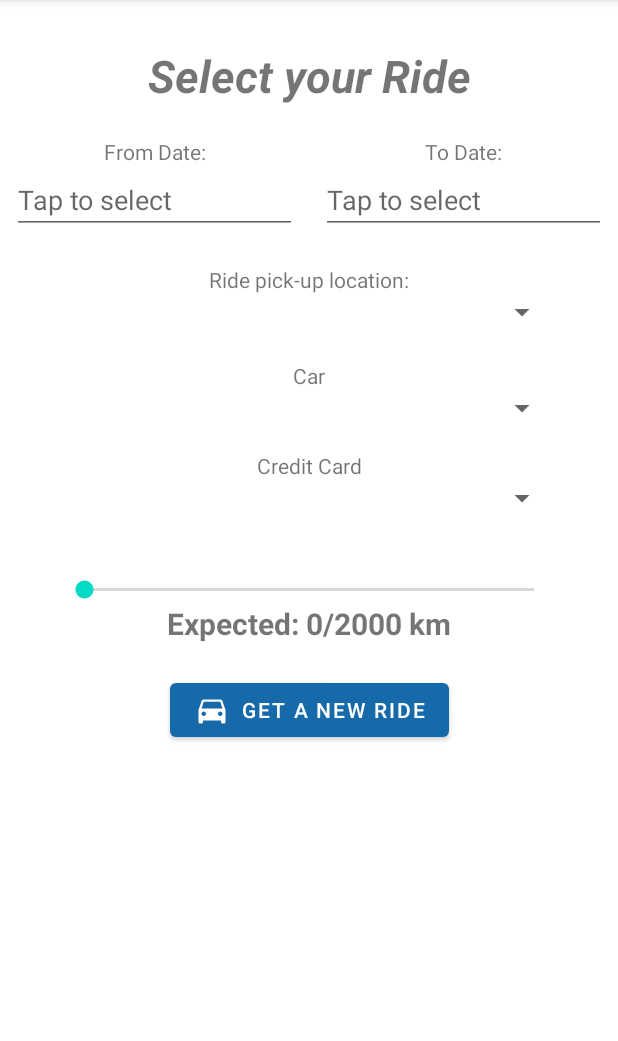
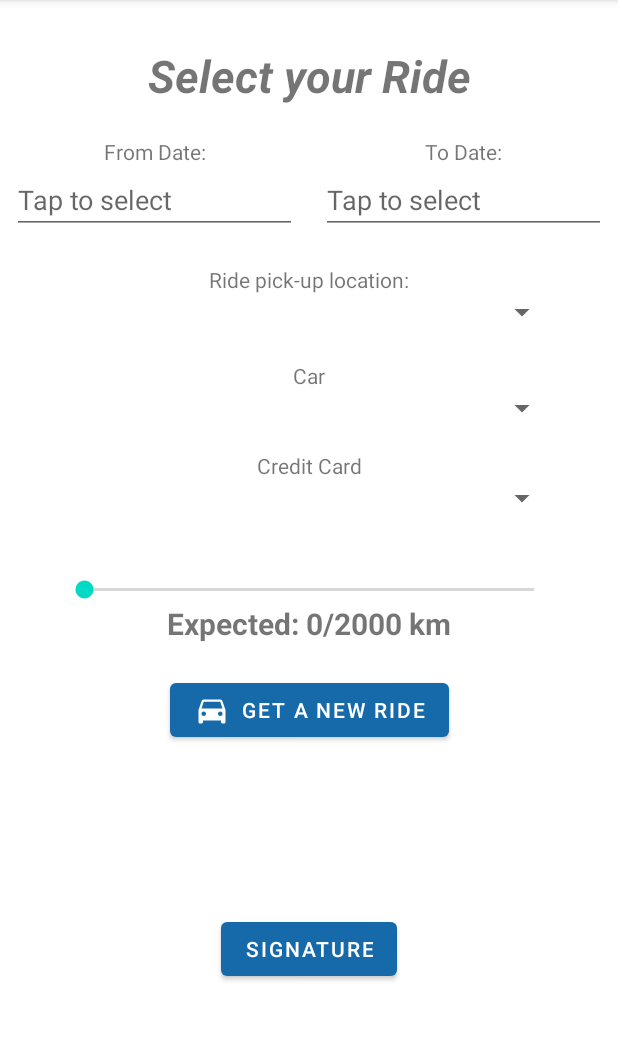
Before and after one commit to tudorie-mariuscosmin/android_team_project, an Android app: the HomeFragment screen opened directly, with no data from a screen before it, on a phone screen of 412 x 824 dp, the part 84-1125 px from its top. Run offline under Robolectric (Android 15) with nearby library versions, the phone set to English and light mode, and no system bars; our stand-ins replace Room's generated code, navigation-ui; network calls fail; 3 statements that could not run were skipped.

Commit message:
Signature

```diff
--- a/app/build.gradle
+++ b/app/build.gradle
@@ -39,6 +39,7 @@ dependencies {
     implementation 'androidx.lifecycle:lifecycle-viewmodel-ktx:2.2.0'
     implementation 'androidx.legacy:legacy-support-v4:1.0.0'
     implementation 'com.google.android.gms:play-services-maps:17.0.0'
+    implementation 'com.github.gcacace:signature-pad:1.3.1'
     testImplementation 'junit:junit:4.+'
     androidTestImplementation 'androidx.test.ext:junit:1.1.2'
     androidTestImplementation 'androidx.test.espresso:espresso-core:3.3.0'
--- a/app/src/main/AndroidManifest.xml
+++ b/app/src/main/AndroidManifest.xml
@@ -45,6 +45,7 @@
         </activity>
         <activity android:name=".RegisterActivity" />
         <activity android:name=".LoginActivity" />
+        <activity android:name=".SignatureActivity" />
         <activity
             android:name=".MainActivity"
             android:label="@string/app_name"
--- a/app/src/main/java/com/example/carsharingapp/HomeFragment.java
+++ b/app/src/main/java/com/example/carsharingapp/HomeFragment.java
@@ -2,6 +2,7 @@ package com.example.carsharingapp;
 
 import android.app.DatePickerDialog;
 import android.content.Context;
+import android.content.Intent;
 import android.content.SharedPreferences;
 import android.os.Bundle;
 
@@ -54,6 +55,8 @@ public class HomeFragment extends Fragment {
 
     private CreditCardService cardService;
 
+    Button btnSignature;
+
     Spinner spnCarBrand;
     Spinner spnLocation;
     Spinner spnCreditCards;
@@ -92,6 +95,12 @@ public class HomeFragment extends Fragment {
         setSpinners(view);
         setDatePickers(view);
         setSeekBar(view);
+
+        btnSignature = view.findViewById(R.id.btn_signature);
+        btnSignature.setOnClickListener(v -> {
+            Intent intent = new Intent(getContext().getApplicationContext(), SignatureActivity.class);
+            startActivity(intent);
+        });
 
         sharedPreferences = getActivity().getSharedPreferences(LoginActivity.LOGIN_SHARED_PREF, Context.MODE_PRIVATE);
         rideService = new RideService(getContext().getApplicationContext());
--- a/app/src/main/res/layout/fragment_home.xml
+++ b/app/src/main/res/layout/fragment_home.xml
@@ -169,5 +169,15 @@
         android:layout_marginTop="20dp"
         />
 
+    <Button
+        android:id="@+id/btn_signature"
+        android:layout_width="wrap_content"
+        android:layout_height="wrap_content"
+        android:text="@string/signature"
+        app:layout_constraintBottom_toBottomOf="parent"
+        app:layout_constraintEnd_toEndOf="parent"
+        app:layout_constraintStart_toStartOf="parent"
+        app:layout_constraintTop_toBottomOf="@+id/btn_home_new_ride" />
+
 
 </androidx.constraintlayout.widget.ConstraintLayout>
--- a/app/src/main/res/values/strings.xml
+++ b/app/src/main/res/values/strings.xml
@@ -102,5 +102,6 @@ You warrant and represent that:
 
     <string name="expected_km">Expected Km</string>
     <string name="nav_map">Map</string>
+    <string name="signature">Signature</string>
 
 </resources>
--- a/build.gradle
+++ b/build.gradle
@@ -3,6 +3,7 @@ buildscript {
     repositories {
         google()
         jcenter()
+        mavenCentral()
     }
     dependencies {
         classpath "com.android.tools.build:gradle:4.1.0"
```
Also changed, not shown: app/src/main/java/com/example/carsharingapp/SignatureActivity.java (added, +66 -0 lines), app/src/main/res/layout/signature_activity.xml (added, +45 -0 lines).
